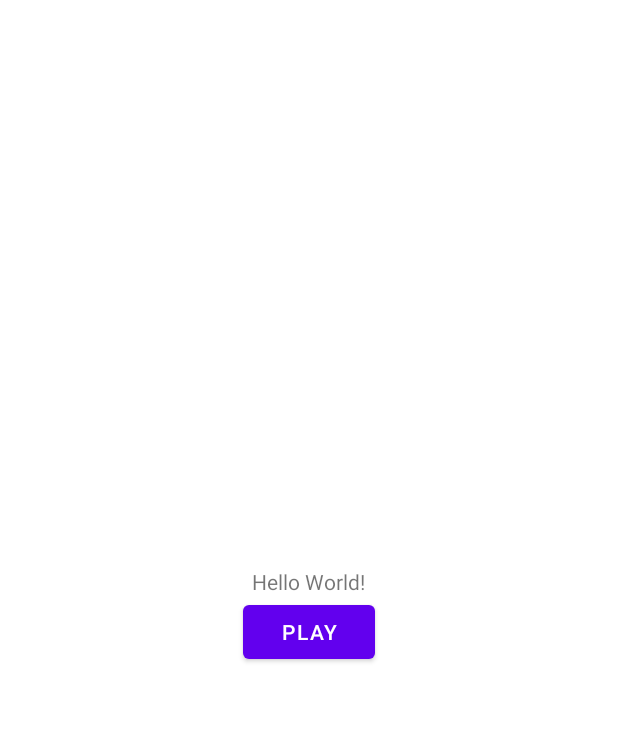
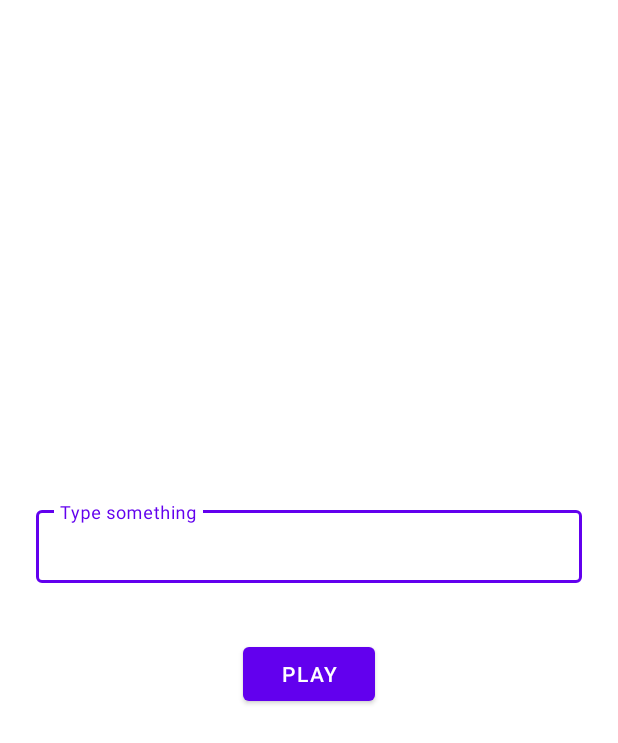
Before and after one commit to jimmyale3102/text_to_speech, an Android app: the layout activity_main.xml on its own in the app's theme, with its tools: preview values and no code run, on a phone screen of 412 x 824 dp. Shown: the top 743 px of the screen. Run offline under Robolectric (Android 15) with nearby library versions, the light colour scheme and no system bars.

Commit message:
Play text from input

```diff
--- a/app/src/main/java/dev/alejo/texttospeach/MainActivity.kt
+++ b/app/src/main/java/dev/alejo/texttospeach/MainActivity.kt
@@ -24,7 +24,12 @@ class MainActivity : AppCompatActivity(), TextToSpeech.OnInitListener {
     }
 
     private fun speak() {
-        tts!!.speak(binding.message.text, TextToSpeech.QUEUE_FLUSH, null, "")
+        binding.inputParent.error = if(binding.input.text!!.isEmpty()) {
+            getString(R.string.type_something)
+        } else {
+            tts!!.speak(binding.input.text, TextToSpeech.QUEUE_FLUSH, null, "")
+            null
+        }
     }
 
     override fun onInit(status: Int) {
--- a/app/src/main/res/layout/activity_main.xml
+++ b/app/src/main/res/layout/activity_main.xml
@@ -1,27 +1,34 @@
 <?xml version="1.0" encoding="utf-8"?>
 <LinearLayout xmlns:android="http://schemas.android.com/apk/res/android"
-    xmlns:app="http://schemas.android.com/apk/res-auto"
     xmlns:tools="http://schemas.android.com/tools"
     android:layout_width="match_parent"
     android:layout_height="match_parent"
+    xmlns:app="http://schemas.android.com/apk/res-auto"
+    android:padding="@dimen/medium"
     android:orientation="vertical"
     android:gravity="center"
     tools:context=".MainActivity">
 
-    <TextView
-        android:id="@+id/message"
-        android:layout_width="wrap_content"
+    <com.google.android.material.textfield.TextInputLayout
+        android:id="@+id/input_parent"
+        android:layout_width="match_parent"
         android:layout_height="wrap_content"
-        android:text="Hello World!"
-        app:layout_constraintBottom_toBottomOf="parent"
-        app:layout_constraintEnd_toEndOf="parent"
-        app:layout_constraintStart_toStartOf="parent"
-        app:layout_constraintTop_toTopOf="parent" />
+        android:hint="@string/type_something"
+        app:errorEnabled="true"
+        style="@style/Widget.MaterialComponents.TextInputLayout.OutlinedBox.Dense">
 
-    <Button
+        <com.google.android.material.textfield.TextInputEditText
+            android:id="@+id/input"
+            android:layout_width="match_parent"
+            android:layout_height="wrap_content"/>
+
+    </com.google.android.material.textfield.TextInputLayout>
+
+    <com.google.android.material.button.MaterialButton
         android:id="@+id/btnPlay"
         android:layout_width="wrap_content"
         android:layout_height="wrap_content"
+        android:layout_margin="@dimen/small"
         android:text="@string/play"/>
 
 </LinearLayout>
--- /dev/null
+++ b/app/src/main/res/values/dimens.xml
@@ -0,0 +1,5 @@
+<?xml version="1.0" encoding="utf-8"?>
+<resources>
+    <dimen name="medium">24dp</dimen>
+    <dimen name="small">16dp</dimen>
+</resources>
--- a/app/src/main/res/values/strings.xml
+++ b/app/src/main/res/values/strings.xml
@@ -1,4 +1,5 @@
 <resources>
     <string name="app_name">TextToSpeach</string>
     <string name="play">Play</string>
+    <string name="type_something">Type something</string>
 </resources>
```
